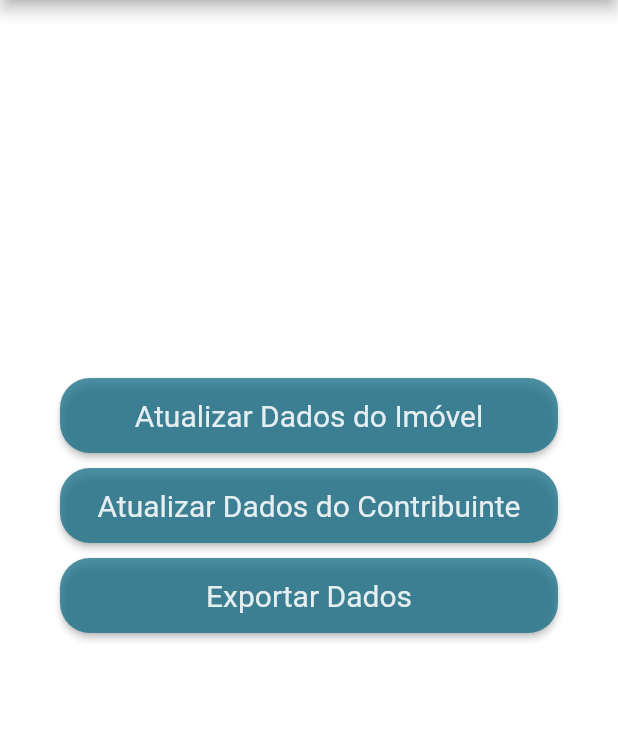
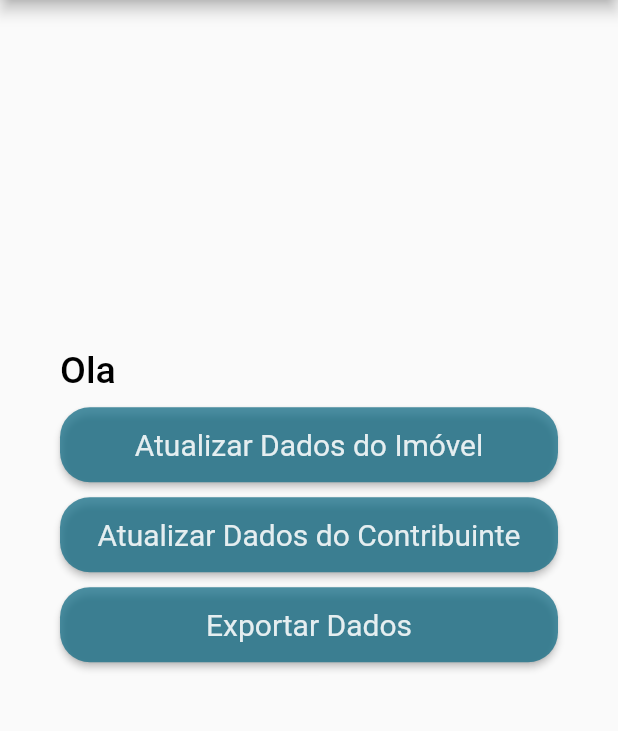
Before and after one commit to FloraRosaPupo/App-cadastro-imobiliario, a Flutter app: the Painel screen opened directly, on a phone screen of 412 x 824 dp, the part 225-956 px from its top. Run offline on Flutter 3.47's test engine with Material 2 defaults, Android fonts, the phone set to English and light mode, and no system bars; our stand-ins replace date_format, firebase_auth, firebase_core, flutter_native_splash, get, shared_preferences; missing offline and left inert: camera_camera, flutter_launcher_icons; accounts and stored records are empty; Roboto replaces fonts that are missing (Montserrat).

Commit message:
chamar o usuario no painel

```diff
--- a/lib/pages/painel.dart
+++ b/lib/pages/painel.dart
@@ -1,5 +1,6 @@
 // ignore_for_file: unused_import
 
+import 'package:firebase_auth/firebase_auth.dart';
 import 'package:flutter/src/widgets/framework.dart';
 import 'package:flutter/src/widgets/placeholder.dart';
 import 'package:flutter/material.dart';
@@ -19,21 +20,36 @@ class Painel extends StatefulWidget {
 }
 
 class _PainelState extends State<Painel> {
+  final _firebaseAuth = FirebaseAuth.instance;
+  String nome = '';
+
+  @override
+  initState() {
+    chamarUsuario();
+  }
+
   @override
   Widget build(BuildContext context) {
     return Scaffold(
       appBar: appBarDinamica(),
       drawer: menuLateralDinamico(),
       body: Container(
-        //padding: EdgeInsets.only(top: 400, left: 40, right: 40),
         alignment: Alignment.center,
-        color: Colors.white,
         child: Center(
           child: SingleChildScrollView(
             padding: EdgeInsets.symmetric(horizontal: 40),
             child: Column(
               crossAxisAlignment: CrossAxisAlignment.stretch,
               children: <Widget>[
+                Text(
+                  'Ola ' + nome,
+                  textAlign: TextAlign.start,
+                  style: TextStyle(
+                      color: Colors.black,
+                      fontSize: 25,
+                      fontWeight: FontWeight.w500),
+                ),
+                Espacamento10(),
                 ElevatedButton(
                   style: raisedButtonStyle,
                   onPressed: () {
@@ -74,6 +90,15 @@ class _PainelState extends State<Painel> {
       return true;
     } else {
       return false;
+    }
+  }
+
+  chamarUsuario() async {
+    User? usuario = await _firebaseAuth.currentUser;
+    if (usuario != null) {
+      setState(() {
+        nome = usuario.displayName!;
+      });
     }
   }
 }
--- a/lib/pages/registerpage.dart
+++ b/lib/pages/registerpage.dart
@@ -24,6 +24,7 @@ class _RegisterPageState extends State<RegisterPage> {
   final _emailController = TextEditingController(); //recebe os dados do usuario
   final _passwordController = TextEditingController();
   final _firebaseAuth = FirebaseAuth.instance;
+
   @override
   Widget build(BuildContext context) {
     return Scaffold(
```
